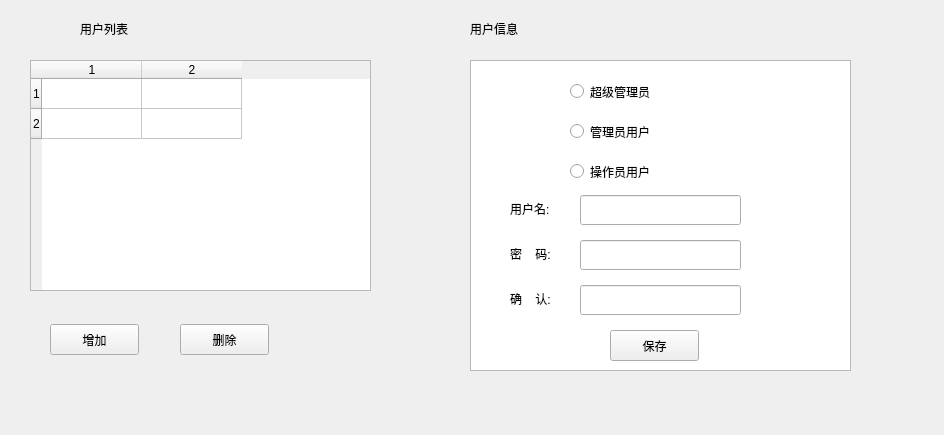
Above: usergroupmanage.ui from 1157889734/x86MyAppliction before the change. Below: the same form after it.
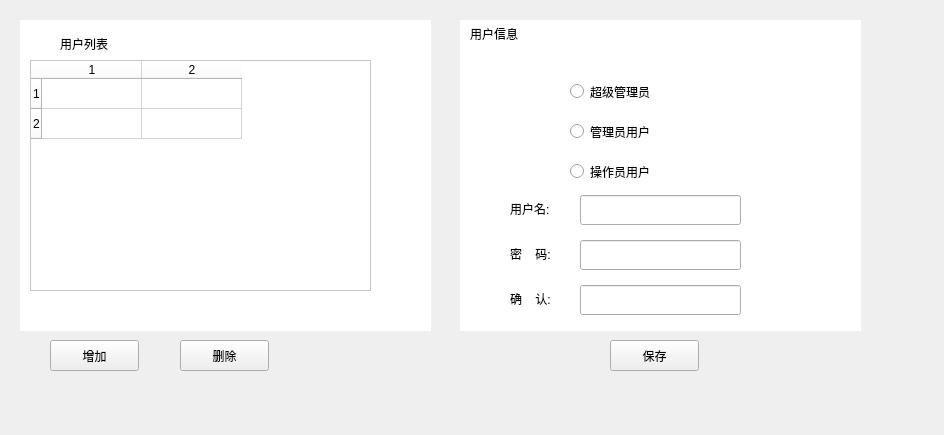
That is the form after the change.

Commit message: 界面维护更新界面修改

What changed in the file:
```diff
--- a/usergroupmanage.ui
+++ b/usergroupmanage.ui
@@ -13,24 +13,11 @@
   <property name="windowTitle">
    <string>Form</string>
   </property>
-  <widget class="QLabel" name="label">
-   <property name="geometry">
-    <rect>
-     <x>80</x>
-     <y>20</y>
-     <width>67</width>
-     <height>17</height>
-    </rect>
-   </property>
-   <property name="text">
-    <string>用户列表</string>
-   </property>
-  </widget>
   <widget class="QLabel" name="label_2">
    <property name="geometry">
     <rect>
      <x>470</x>
-     <y>20</y>
+     <y>25</y>
      <width>67</width>
      <height>17</height>
     </rect>
@@ -48,6 +35,9 @@
      <height>231</height>
     </rect>
    </property>
+   <property name="styleSheet">
+    <string notr="true">background-color: rgb(255, 255, 255);</string>
+   </property>
    <row>
     <property name="text">
      <string>1</string>
@@ -73,7 +63,7 @@
    <property name="geometry">
     <rect>
      <x>50</x>
-     <y>324</y>
+     <y>340</y>
      <width>89</width>
      <height>31</height>
     </rect>
@@ -86,7 +76,7 @@
    <property name="geometry">
     <rect>
      <x>180</x>
-     <y>324</y>
+     <y>340</y>
      <width>89</width>
      <height>31</height>
     </rect>
@@ -95,16 +85,6 @@
     <string>删除</string>
    </property>
   </widget>
-  <widget class="QGraphicsView" name="graphicsView">
-   <property name="geometry">
-    <rect>
-     <x>470</x>
-     <y>60</y>
-     <width>381</width>
-     <height>311</height>
-    </rect>
-   </property>
-  </widget>
   <widget class="QRadioButton" name="radioButton">
    <property name="geometry">
     <rect>
@@ -217,7 +197,7 @@
    <property name="geometry">
     <rect>
      <x>610</x>
-     <y>330</y>
+     <y>340</y>
      <width>89</width>
      <height>31</height>
     </rect>
@@ -226,10 +206,54 @@
     <string>保存</string>
    </property>
   </widget>
-  <zorder>graphicsView</zorder>
+  <widget class="QLabel" name="label">
+   <property name="geometry">
+    <rect>
+     <x>20</x>
+     <y>20</y>
+     <width>411</width>
+     <height>311</height>
+    </rect>
+   </property>
+   <property name="styleSheet">
+    <string notr="true">background-color: rgb(255, 255, 255);</string>
+   </property>
+   <property name="text">
+    <string/>
+   </property>
+  </widget>
+  <widget class="QLabel" name="label_6">
+   <property name="geometry">
+    <rect>
+     <x>460</x>
+     <y>20</y>
+     <width>401</width>
+     <height>311</height>
+    </rect>
+   </property>
+   <property name="styleSheet">
+    <string notr="true">background-color: rgb(255, 255, 255);</string>
+   </property>
+   <property name="text">
+    <string/>
+   </property>
+  </widget>
+  <widget class="QLabel" name="label_7">
+   <property name="geometry">
+    <rect>
+     <x>60</x>
+     <y>35</y>
+     <width>67</width>
+     <height>17</height>
+    </rect>
+   </property>
+   <property name="text">
+    <string>用户列表</string>
+   </property>
+  </widget>
   <zorder>label</zorder>
+  <zorder>label_6</zorder>
   <zorder>label_2</zorder>
-  <zorder>tableWidget</zorder>
   <zorder>addpushButton</zorder>
   <zorder>deletepushButton</zorder>
   <zorder>radioButton</zorder>
@@ -242,6 +266,8 @@
   <zorder>passwdlineEdit</zorder>
   <zorder>surelineEdit</zorder>
   <zorder>savepushButton</zorder>
+  <zorder>label_7</zorder>
+  <zorder>tableWidget</zorder>
  </widget>
  <resources/>
  <connections/>
```
The commit also changes 6 other files.
